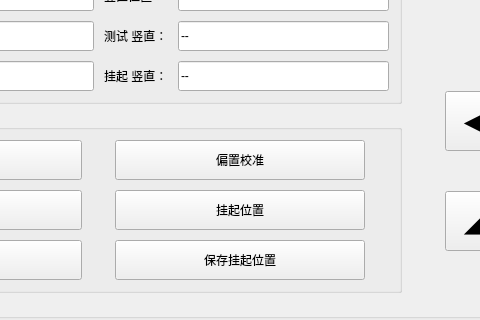
Old version of the form src/ui/config_panel.ui in the repository IceSugarZxy/MARS-pro; both pictures show x 215 to 695 and y 173 to 493 of the 1114 by 995 pixel window.
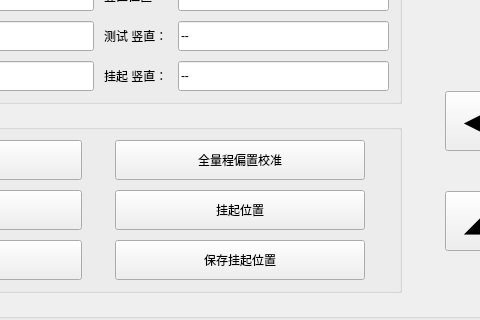
New version of the form.

Commit message: 2026-09-08：全量程偏置校准（表格实时显示/可立即取消）、单量程校准取消即停、术语统一为量程、更新README与用户手册

```diff
--- a/src/ui/config_panel.ui
+++ b/src/ui/config_panel.ui
@@ -106,7 +106,7 @@
          </size>
         </property>
         <property name="text">
-         <string>偏置校准</string>
+         <string>全量程偏置校准</string>
         </property>
        </widget>
       </item>
```
Left out of the diff: 2 changed lines with no effect on the pictures. The commit also changes 9 other files.
